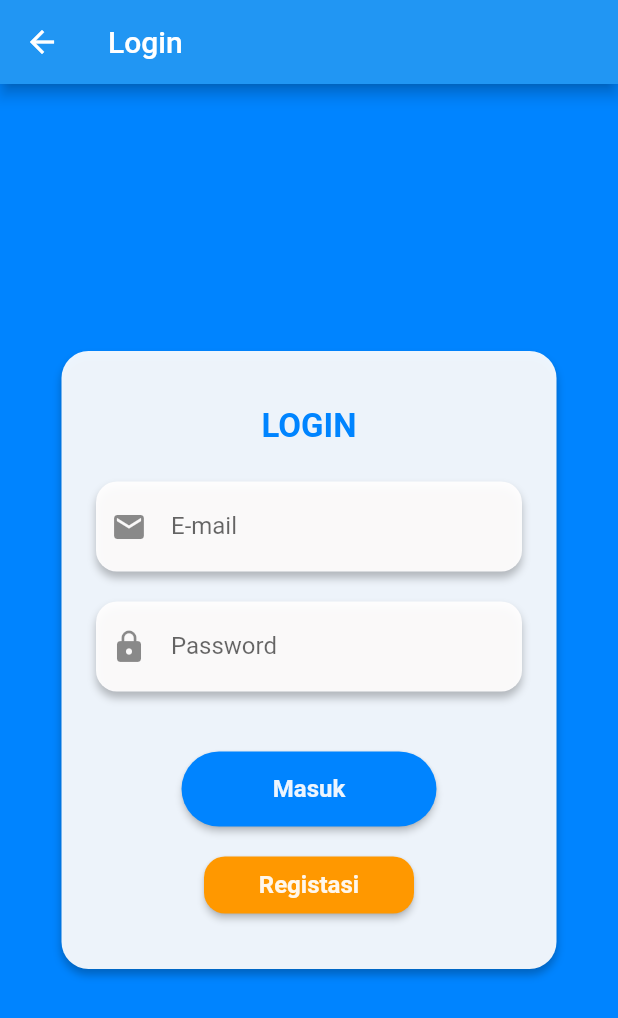
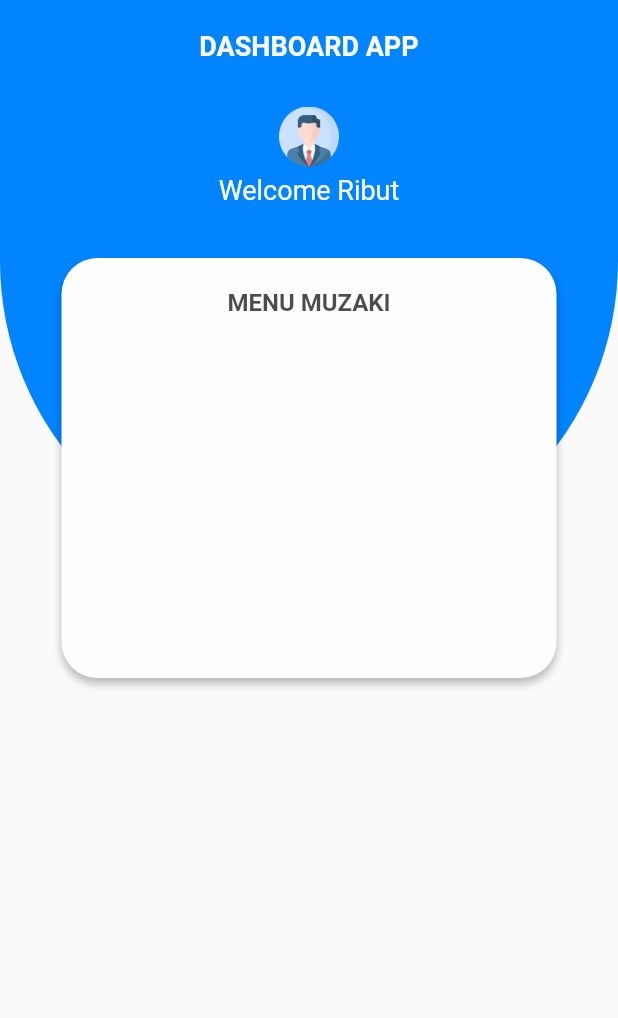
Before and after one commit to idatom/zago, a Flutter app: the LoginWidget screen opened directly, after a tap on "Masuk", on a phone screen of 412 x 824 dp. Shown: the top 1018 px of the screen. Run offline on Flutter 3.47's test engine with Material 2 defaults, Android fonts, the phone set to English and light mode, and no system bars; our stand-ins replace splashscreen.

Commit message:
add dashboard muzaki

```diff
--- /dev/null
+++ b/lib/ui/dashboard/Dashboard.dart
@@ -0,0 +1,16 @@
+import 'package:flutter/cupertino.dart';
+import 'package:flutter/material.dart';
+import 'package:zakat/ui/dashboard/generate/MainDashboard.dart';
+
+class DashboardPage extends StatelessWidget {
+  @override
+  Widget build(BuildContext context) {
+    return Material(
+      child: SingleChildScrollView(
+        child: Column(
+          children: [MainDashboardWidget()],
+        ),
+      ),
+    );
+  }
+}
--- /dev/null
+++ b/lib/ui/dashboard/generate/MainDashboard.dart
@@ -0,0 +1,75 @@
+import 'package:flutter/material.dart';
+import 'package:zakat/ui/dashboard/generate/generate-user/UserWidget.dart';
+import 'package:zakat/ui/helper/ColorTheme.dart';
+
+class MainDashboardWidget extends StatelessWidget {
+  @override
+  Widget build(BuildContext context) {
+    return Stack(
+      clipBehavior: Clip.none,
+      children: [
+        Container(
+          decoration: BoxDecoration(
+              color: ColorTheme().blueMain,
+              borderRadius: BorderRadius.vertical(
+                  bottom:
+                      Radius.circular(MediaQuery.of(context).size.width / 2))),
+          height: 380,
+        ),
+        SafeArea(
+          child: Column(
+            children: [
+              SizedBox(
+                height: 20,
+              ),
+              Center(
+                child: Text(
+                  "DASHBOARD APP",
+                  style: TextStyle(
+                      fontSize: 18,
+                      fontWeight: FontWeight.bold,
+                      color: ColorTheme().white),
+                ),
+              ),
+              SizedBox(
+                height: 30,
+              ),
+              UserWidget("Ribut"),
+              SizedBox(height: 35),
+              Container(
+                height: 280,
+                width: 330,
+                decoration: BoxDecoration(
+                  borderRadius: BorderRadius.circular(24),
+                  color: ColorTheme().white,
+                  boxShadow: [
+                    BoxShadow(
+                        color: Colors.black.withOpacity(0.25),
+                        offset: Offset(0, 4),
+                        blurRadius: 4)
+                  ],
+                ),
+                alignment: Alignment.center,
+                child: Column(
+                  children: [
+                    SizedBox(
+                      height: 20,
+                    ),
+                    Text(
+                      "MENU MUZAKI",
+                      style: TextStyle(
+                        fontSize: 16,
+                        fontWeight: FontWeight.bold,
+                        color: ColorTheme().textBlackHeader,
+                      ),
+                    )
+                  ],
+                ),
+              ),
+            ],
+          ),
+        )
+      ],
+    );
+  }
+}
--- /dev/null
+++ b/lib/ui/dashboard/generate/generate-user/UserWidget.dart
@@ -0,0 +1,30 @@
+import 'package:flutter/cupertino.dart';
+import 'package:zakat/ui/helper/ColorTheme.dart';
+
+class UserWidget extends StatefulWidget {
+  final String _name;
+  const UserWidget(this._name);
+  @override
+  UserWidgetState createState() => UserWidgetState();
+}
+
+class UserWidgetState extends State<UserWidget> {
+  @override
+  Widget build(BuildContext context) {
+    return Column(
+      children: [
+        Image.asset(
+          "assets/icons/3.png",
+          width: 40,
+        ),
+        SizedBox(
+          height: 5,
+        ),
+        Text(
+          "Welcome " + widget._name,
+          style: TextStyle(fontSize: 18, color: ColorTheme().white),
+        )
+      ],
+    );
+  }
+}
--- a/lib/ui/login/Login.dart
+++ b/lib/ui/login/Login.dart
@@ -1,4 +1,5 @@
 import 'package:flutter/material.dart';
+import 'package:zakat/ui/dashboard/Dashboard.dart';
 import 'package:zakat/ui/registasi/Registasi.dart';
 
 class LoginWidget extends StatelessWidget {
@@ -129,7 +130,12 @@ class LoginWidget extends StatelessWidget {
                         // ignore: deprecated_member_use
                         child: RaisedButton(
                           color: Color(0xff0084ff),
-                          onPressed: () {},
+                          onPressed: () {
+                            Navigator.push(context,
+                                MaterialPageRoute(builder: (context) {
+                              return DashboardPage();
+                            }));
+                          },
                           shape: RoundedRectangleBorder(
                             borderRadius: BorderRadius.circular(30.0),
                           ),
```
